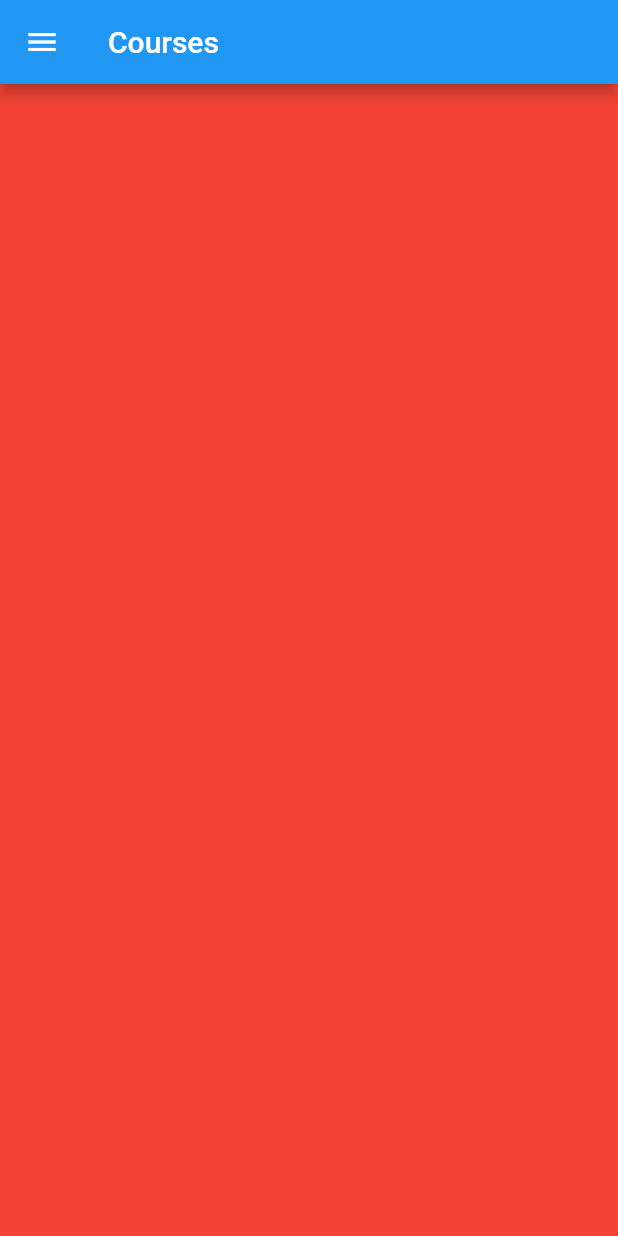
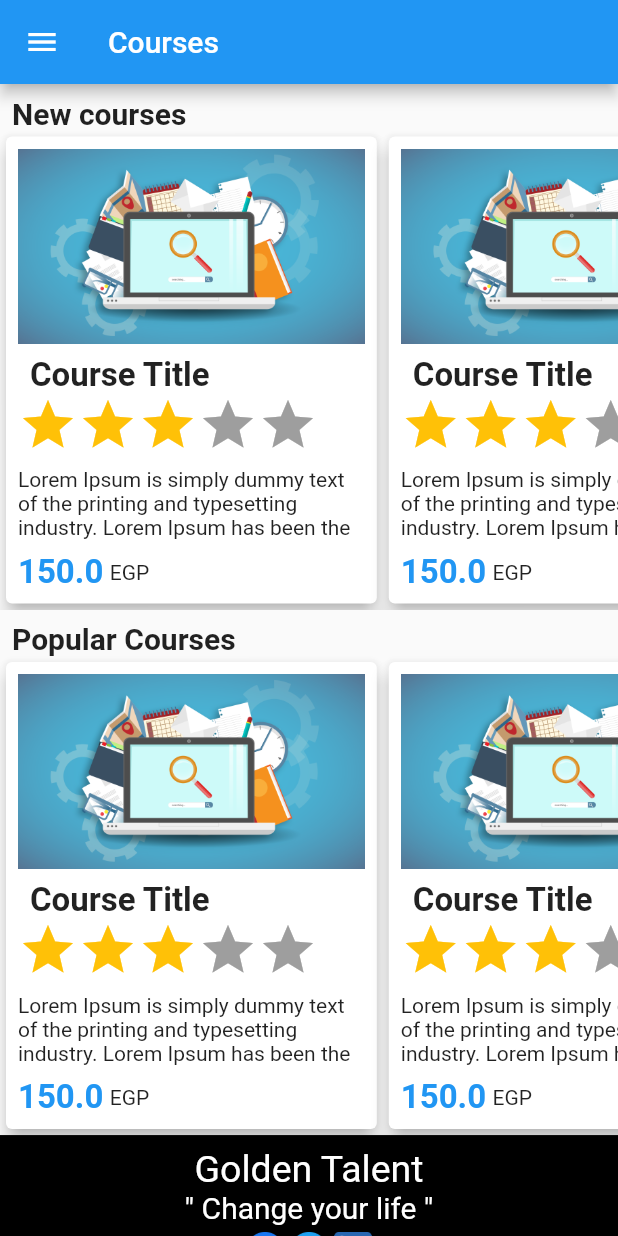
Before and after one commit to MahmoudElmaghraby/golden_talent_flutter_app, a Flutter app: the CoursesScreen screen opened directly, on a phone screen of 412 x 824 dp. Run offline on Flutter 3.47's test engine with Material 2 defaults, Android fonts, the phone set to English and light mode, and no system bars; drawn by our look-alikes of flutter_rating_bar; our stand-ins replace carousel_slider, flutter_datetime_picker.

Commit message:
start courses screen

```diff
--- a/lib/screens/courses_screen.dart
+++ b/lib/screens/courses_screen.dart
@@ -1,16 +1,122 @@
 import 'package:flutter/material.dart';
+import 'package:flutter/painting.dart';
+import 'package:flutter_rating_bar/flutter_rating_bar.dart';
 import 'package:golden_talent/screens/nav_screen.dart';
+import 'package:golden_talent/widgets/footer.dart';
 
 class CoursesScreen extends StatelessWidget {
   @override
   Widget build(BuildContext context) {
+    final _screenWidth = MediaQuery.of(context).size.width; //360
+    final _screenHeight = MediaQuery.of(context).size.height; //760
+
     return Scaffold(
       appBar: AppBar(
         title: Text('Courses'),
       ),
       drawer: NavScreen(),
-      body: Container(
-        color: Colors.red,
+      body: SingleChildScrollView(
+        child: Column(
+          crossAxisAlignment: CrossAxisAlignment.start,
+          children: [
+            Padding(
+              padding: const EdgeInsets.only(left: 8.0, top: 8.0),
+              child: Text(
+                'New courses',
+                style: TextStyle(fontSize: 20, fontWeight: FontWeight.bold),
+              ),
+            ),
+            SingleChildScrollView(
+              scrollDirection: Axis.horizontal,
+              child: Row(
+                children: [
+                  _buildCourseCard(_screenWidth, _screenHeight),
+                  _buildCourseCard(_screenWidth, _screenHeight),
+                  _buildCourseCard(_screenWidth, _screenHeight),
+                ],
+              ),
+            ),
+            Padding(
+              padding: const EdgeInsets.only(left: 8.0, top: 8.0),
+              child: Text(
+                'Popular Courses',
+                style: TextStyle(fontSize: 20, fontWeight: FontWeight.bold),
+              ),
+            ),
+            SingleChildScrollView(
+              scrollDirection: Axis.horizontal,
+              child: Row(
+                children: [
+                  _buildCourseCard(_screenWidth, _screenHeight),
+                  _buildCourseCard(_screenWidth, _screenHeight),
+                  _buildCourseCard(_screenWidth, _screenHeight),
+                ],
+              ),
+            ),
+            Footer(
+              screenWidth: _screenWidth,
+              screenHeight: _screenWidth,
+            ),
+          ],
+        ),
+      ),
+    );
+  }
+
+  Card _buildCourseCard(double _screenWidth, double _screenHeight) {
+    return Card(
+      elevation: 5,
+      child: Container(
+        padding: EdgeInsets.all(8.0),
+        width: _screenWidth * 0.6,
+        child: Column(
+          crossAxisAlignment: CrossAxisAlignment.start,
+          children: [
+            Image.asset('assets/images/courseImg.png'),
+            Padding(
+              padding: const EdgeInsets.only(
+                left: 8.0,
+                top: 8.0,
+              ),
+              child: Text(
+                'Course Title',
+                style: TextStyle(
+                  fontSize: 22,
+                  fontWeight: FontWeight.bold,
+                ),
+              ),
+            ),
+            RatingBar.builder(
+              initialRating: 3,
+              ignoreGestures: true,
+              itemBuilder: (context, _) => Icon(
+                Icons.star,
+                color: Colors.amber,
+              ),
+              onRatingUpdate: null,
+            ),
+            SizedBox(height: _screenHeight * 0.0105), //8
+            Text(
+              'Lorem Ipsum is simply dummy text of the printing and typesetting industry. Lorem Ipsum has been the industry\'s standard dummy text ever since the 1500s, when an unknown printer took a galley of type and scrambled it to make a type specimen book. It has survived not only five centuries, but also the leap into electronic typesetting, remaining essentially unchanged. It was popularised in the 1960s with the release of Letraset sheets containing Lorem Ipsum passages, and more recently with desktop publishing software like Aldus PageMaker including versions of Lorem Ipsum.',
+              maxLines: 3,
+            ),
+            SizedBox(height: _screenHeight * 0.0105), //8
+            Row(
+              children: [
+                Text(
+                  '150.0',
+                  style: TextStyle(
+                    color: Colors.blue,
+                    fontWeight: FontWeight.bold,
+                    fontSize: 22,
+                  ),
+                ),
+                SizedBox(width: _screenWidth * 0.0105), //8
+                Text('EGP'),
+              ],
+            ),
+          ],
+        ),
       ),
     );
   }
--- a/lib/screens/home_screen.dart
+++ b/lib/screens/home_screen.dart
@@ -2,7 +2,7 @@ import 'package:carousel_slider/carousel_slider.dart';
 import 'package:flutter/material.dart';
 import 'package:flutter/painting.dart';
 import 'package:golden_talent/screens/nav_screen.dart';
-import 'package:url_launcher/url_launcher.dart';
+import 'package:golden_talent/widgets/footer.dart';
 
 class HomeScreen extends StatefulWidget {
   @override
@@ -16,10 +16,6 @@ class _HomeScreenState extends State<HomeScreen> {
     'assets/images/img2.jpeg',
     'assets/images/img3.jpg',
   ];
-
-  static const _fbLink = 'https://www.facebook.com/ChangeYourLive.1/';
-  static const _twitterLink = '';
-  static const _linkedInLink = '';
 
   @override
   Widget build(BuildContext context) {
@@ -57,68 +53,15 @@ class _HomeScreenState extends State<HomeScreen> {
               ),
             ),
             SizedBox(height: _screenHeight * 0.0211), //16
-            Container(
-              padding: EdgeInsets.all(8.0),
-              width: _screenWidth,
-              color: Colors.black,
-              child: Column(
-                children: [
-                  Text(
-                    'Golden Talent',
-                    style: TextStyle(
-                      color: Colors.white,
-                      fontSize: 25.0,
-                    ),
-                  ),
-                  Text(
-                    '" Change your life "',
-                    style: TextStyle(
-                      color: Colors.white,
-                      fontSize: 20.0,
-                    ),
-                  ),
-                  SizedBox(height: _screenHeight * 0.0111),
-                  Row(
-                    mainAxisAlignment: MainAxisAlignment.center,
-                    children: [
-                      InkWell(
-                        child: Image.asset(
-                          'assets/images/fb_icon.png',
-                          width: 25,
-                          height: 25,
-                        ),
-                        onTap: _launchURL,
-                        //   return launch('https://www.facebook.com/ChangeYourLive.1/');
-                      ),
-                      SizedBox(width: _screenHeight * 0.0105), //8
-                      Image.asset(
-                        'assets/images/twitter_icon.png',
-                        width: 25,
-                        height: 25,
-                      ),
-                      SizedBox(width: _screenHeight * 0.0105), //8
-                      Image.asset(
-                        'assets/images/linkedIn_icon.png',
-                        width: 25,
-                        height: 25,
-                      ),
-                    ],
-                  ),
-                ],
-              ),
+            //     buildFooter(_screenWidth, _screenHeight),
+            Footer(
+              screenWidth: _screenWidth,
+              screenHeight: _screenHeight,
             ),
           ],
         ),
       ),
     );
-  }
-
-  _launchURL() async {
-    if (await canLaunch(_fbLink)) {
-      await launch(_fbLink);
-    } else {
-      throw 'Could not launch $_fbLink';
-    }
   }
 
   Card _buildCourseCard(double _screenHeight, double _screenWidth) {
--- /dev/null
+++ b/lib/widgets/footer.dart
@@ -0,0 +1,81 @@
+import 'package:flutter/material.dart';
+import 'package:url_launcher/url_launcher.dart';
+
+class Footer extends StatelessWidget {
+  final screenWidth;
+  final screenHeight;
+
+  const Footer({
+    Key key,
+    @required this.screenWidth,
+    @required this.screenHeight,
+  }) : super(key: key);
+
+  static const _fbLink = 'https://www.facebook.com/ChangeYourLive.1/';
+  static const _twitterLink = '';
+  static const _linkedInLink = '';
+
+  @override
+  Widget build(BuildContext context) {
+    return Container(
+      padding: EdgeInsets.all(8.0),
+      width: screenWidth,
+      color: Colors.black,
+      child: Column(
+        children: [
+          Text(
+            'Golden Talent',
+            style: TextStyle(
+              color: Colors.white,
+              fontSize: 25.0,
+            ),
+          ),
+          Text(
+            '" Change your life "',
+            style: TextStyle(
+              color: Colors.white,
+              fontSize: 20.0,
+            ),
+          ),
+          SizedBox(height: screenHeight * 0.0111),
+          Row(
+            mainAxisAlignment: MainAxisAlignment.center,
+            children: [
+              InkWell(
+                child: Image.asset(
+                  'assets/images/fb_icon.png',
+                  width: 25,
+                  height: 25,
+                ),
+                onTap: _launchURL,
+                //   return launch('https://www.facebook.com/ChangeYourLive.1/');
+              ),
+              SizedBox(width: screenHeight * 0.0105), //8
+              Image.asset(
+                'assets/images/twitter_icon.png',
+                width: 25,
+                height: 25,
+              ),
+              SizedBox(width: screenHeight * 0.0105), //8
+              Image.asset(
+                'assets/images/linkedIn_icon.png',
+                width: 25,
+                height: 25,
+              ),
+            ],
+          ),
+        ],
+      ),
+    );
+  }
+
+  _launchURL() async {
+    if (await canLaunch(_fbLink)) {
+      await launch(_fbLink);
+    } else {
+      throw 'Could not launch $_fbLink';
+    }
+  }
+
+
+}
--- a/pubspec.yaml
+++ b/pubspec.yaml
@@ -31,6 +31,7 @@ dependencies:
   flutter_datetime_picker: ^1.5.1
   carousel_slider: ^3.0.0
   url_launcher: ^6.0.3
+  flutter_rating_bar: ^4.0.0
 
 dev_dependencies:
   flutter_test:
```
Also changed, not shown: assets/images/courseImg.png (added), pubspec.lock.
